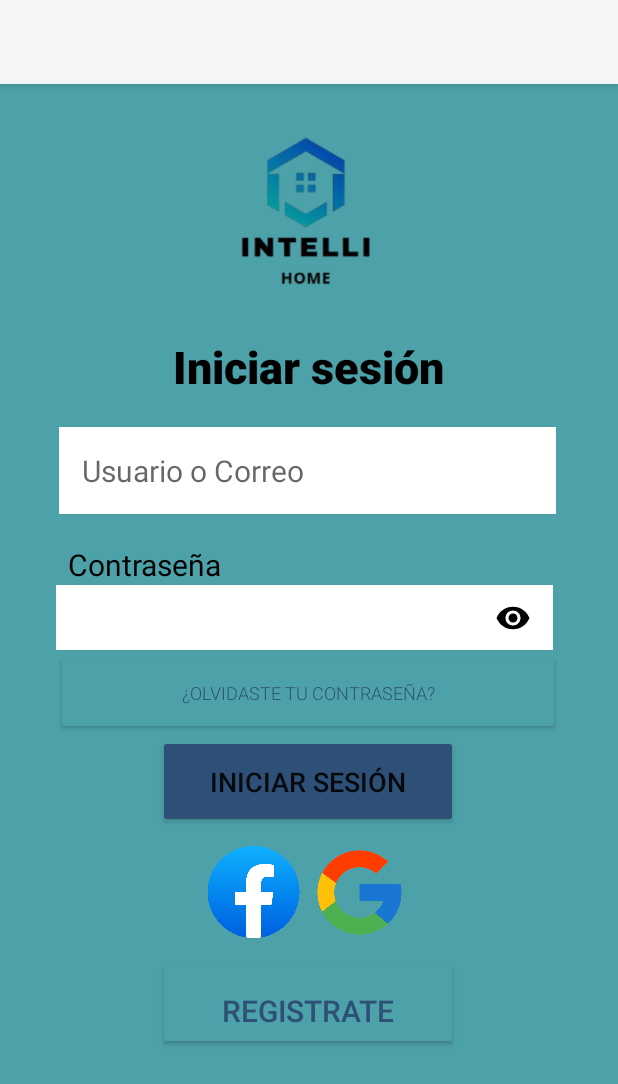
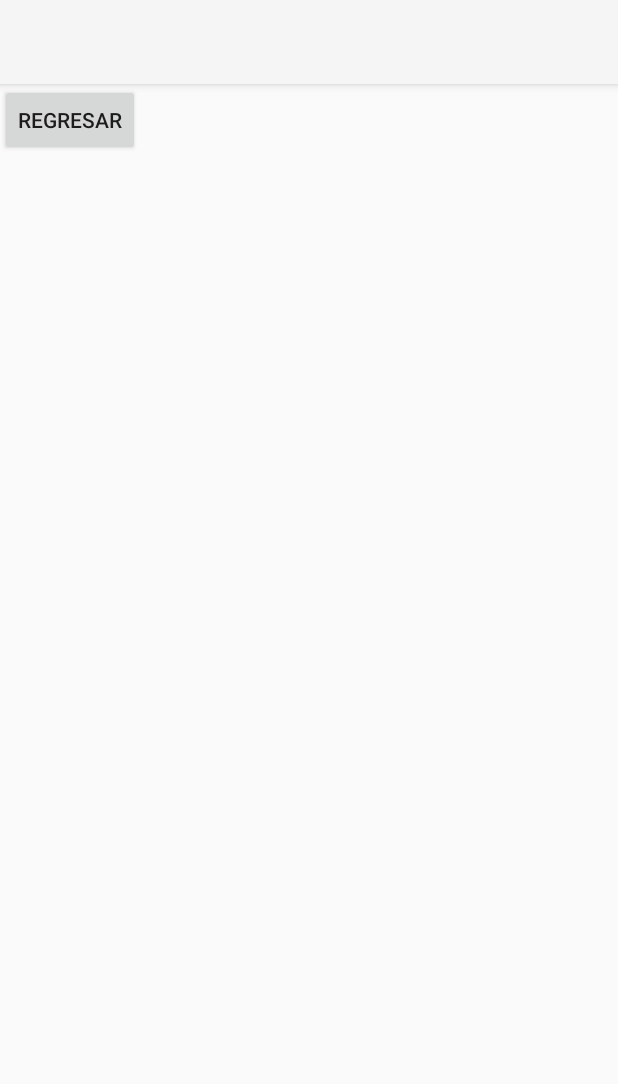
Before and after one commit to stphnVi/IntelliHome_Automation_Project, an Android app: the screen it shows after launch (MainActivity before the commit, PrincipalActivity after it), after a tap on "INICIAR SESIÓN", on a phone screen of 412 x 824 dp. Shown: the top 1084 px of the screen. Run offline under Robolectric (Android 15) with nearby library versions, the phone set to English and light mode, and no system bars; 1 statement that could not run was skipped.

Commit message:
[Update] Creacion Principal

```diff
--- a/MiPrimerAplicacion/app/src/main/AndroidManifest.xml
+++ b/MiPrimerAplicacion/app/src/main/AndroidManifest.xml
@@ -17,6 +17,9 @@
         <!-- Declarar la actividad ExitActivity -->
         <activity android:name=".RegistroActivity"></activity>
 
+        <!-- Declarar la actividad Principal -->
+        <activity android:name=".PrincipalActivity"></activity>
+
         <!-- Declarar la actividad MainActivity -->
         <activity
             android:name=".MainActivity"
--- a/MiPrimerAplicacion/app/src/main/java/com/example/miprimeraplicacion/MainActivity.java
+++ b/MiPrimerAplicacion/app/src/main/java/com/example/miprimeraplicacion/MainActivity.java
@@ -102,6 +102,9 @@
             sendMessage(message);
             textViewChat.append("Yo: " + message + "\n");
             // editTextMessage.setText("");
+            Intent intent = new Intent(MainActivity.this, PrincipalActivity.class);
+            startActivity(intent);
+
         });
 
         buttonExit.setOnClickListener(view -> {
--- /dev/null
+++ b/MiPrimerAplicacion/app/src/main/java/com/example/miprimeraplicacion/PrincipalActivity.java
@@ -0,0 +1,21 @@
+package com.example.miprimeraplicacion;
+
+import android.content.Intent;
+import android.os.Bundle;
+import android.widget.Button;
+
+import androidx.appcompat.app.AppCompatActivity;
+
+public class PrincipalActivity extends AppCompatActivity {
+
+    protected void onCreate(Bundle savedInstanceState) {
+        super.onCreate(savedInstanceState);
+        setContentView(R.layout.principal);
+        Button buttonCancel = findViewById(R.id.button2);
+        buttonCancel.setOnClickListener(view -> { // mapeo del boton exit
+            Intent intent = new Intent(PrincipalActivity.this, MainActivity.class);
+            startActivity(intent);
+        });
+
+    }
+}
--- a/MiPrimerAplicacion/app/src/main/res/layout/principal.xml
+++ b/MiPrimerAplicacion/app/src/main/res/layout/principal.xml
@@ -1,6 +1,24 @@
 <?xml version="1.0" encoding="utf-8"?>
 <androidx.constraintlayout.widget.ConstraintLayout xmlns:android="http://schemas.android.com/apk/res/android"
+    xmlns:app="http://schemas.android.com/apk/res-auto"
+    xmlns:tools="http://schemas.android.com/tools"
     android:layout_width="match_parent"
-    android:layout_height="match_parent">
+    android:layout_height="match_parent"
+    tools:context=".PrincipalActivity">
 
+
+    <LinearLayout
+        android:layout_width="284dp"
+        android:layout_height="256dp"
+        android:orientation="vertical"
+        tools:layout_editor_absoluteX="63dp"
+        tools:layout_editor_absoluteY="252dp"
+        tools:ignore="MissingConstraints">
+
+        <Button
+            android:id="@+id/button2"
+            android:layout_width="wrap_content"
+            android:layout_height="wrap_content"
+            android:text="Regresar" />
+    </LinearLayout>
 </androidx.constraintlayout.widget.ConstraintLayout>
```
